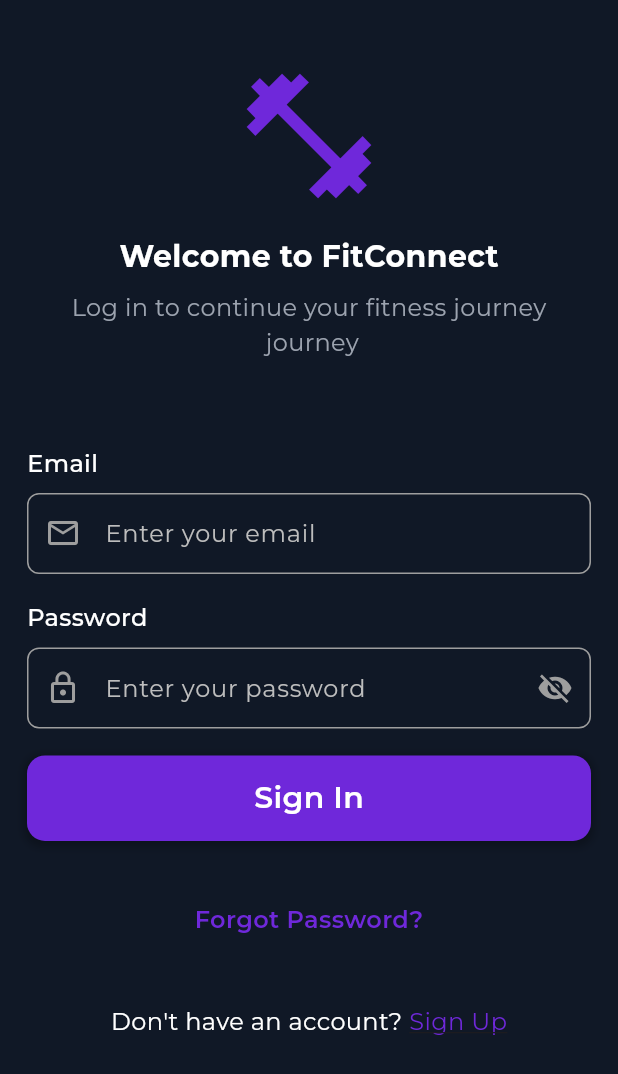
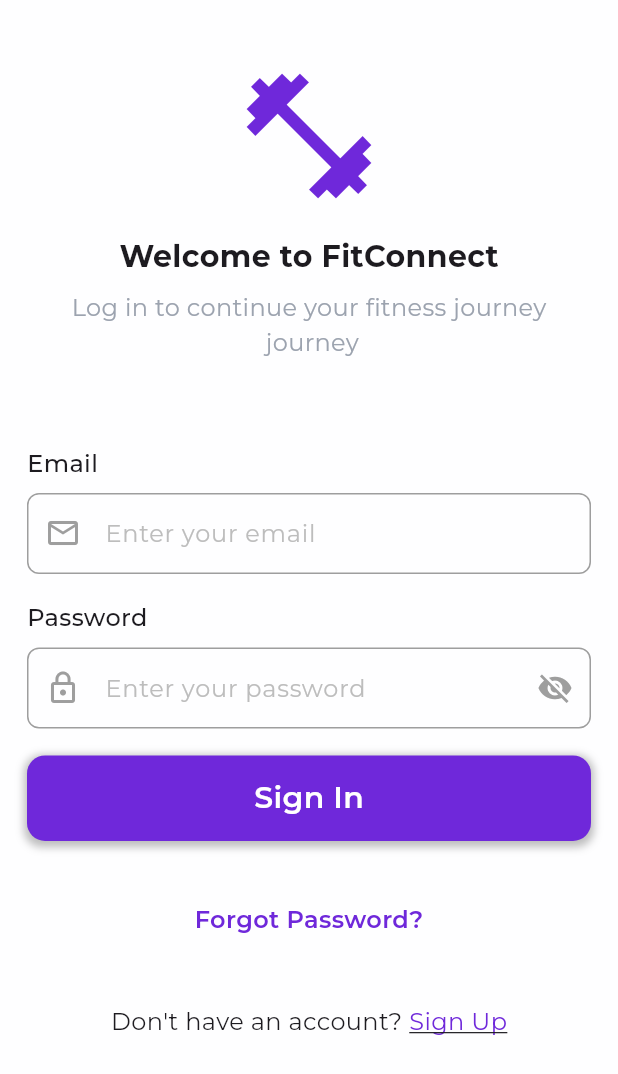
Before and after one commit to HamzaLahmedi/pfe_coashing_app, a Flutter app: the screen it shows after launch, on a phone screen of 412 x 824 dp. Shown: the top 1074 px of the screen. Run offline on Flutter 3.47's test engine with Material 3 defaults, Android fonts, the phone set to English and light mode, and no system bars; our stand-ins replace cloud_firestore, curved_navigation_bar, firebase_auth, firebase_core, fluttertoast, google_fonts; accounts and stored records are empty.

Commit message:
Refactor UI components to utilize theme colors for background and text; update layout and styles for improved consistency across Home, Live, Profile, and Navigation views.

```diff
--- a/lib/auth/signup_view.dart
+++ b/lib/auth/signup_view.dart
@@ -44,7 +44,7 @@ class _SignupViewState extends State<SignupView> {
     final double height = MediaQuery.of(context).size.height;
 
     return Scaffold(
-      backgroundColor: AppColors.darkBackground,
+
       body: SafeArea(
         child: SingleChildScrollView(
           child: Padding(
--- a/lib/main.dart
+++ b/lib/main.dart
@@ -28,6 +28,14 @@ class PfeCoashingApp extends StatelessWidget {
       title: 'PFE Coaching App',
       debugShowCheckedModeBanner: false,
       theme: ThemeData(
+        brightness: Brightness.light,
+        primaryColor: AppColors.primaryColor,
+        scaffoldBackgroundColor: AppColors.lightBackground,
+        textTheme: GoogleFonts.montserratTextTheme(
+          Theme.of(context).textTheme,
+        ),
+      ),
+      darkTheme: ThemeData(
         brightness: Brightness.dark,
         primaryColor: AppColors.primaryColor,
         scaffoldBackgroundColor: AppColors.darkBackground,
```
Also changed, not shown: lib/home/home_view.dart (+5 -3 lines), lib/home/live_view.dart (+6 -5 lines), lib/home/navigation.dart (+10 -11 lines), lib/home/profile_view.dart (+5 -4 lines).
